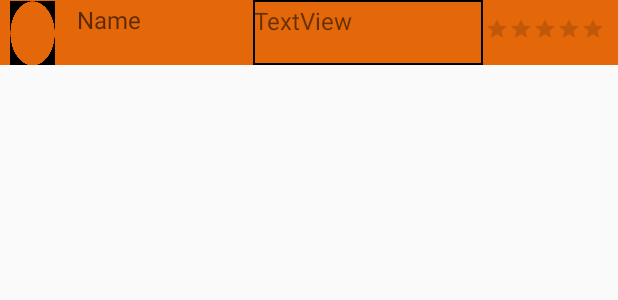
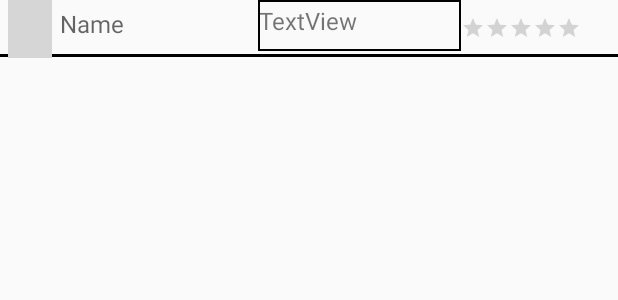
Before and after one commit to GaezOrt/SolveIt, an Android app: the layout list_view.xml on its own in the app's theme, with its tools: preview values and no code run, on a phone screen of 412 x 824 dp. Shown: the top 300 px of the screen. Run offline under Robolectric (Android 15) with nearby library versions, the phone set to English and light mode, and no system bars; grey boxes are pictures that could not be loaded.

```diff
--- a/app/src/main/java/gunner/gunner/Electricidad.java
+++ b/app/src/main/java/gunner/gunner/Electricidad.java
@@ -15,6 +15,7 @@ import android.widget.ArrayAdapter;
 import android.widget.Button;
 import android.widget.ImageView;
 import android.widget.ListView;
+import android.widget.RatingBar;
 import android.widget.TextView;
 
 import com.bumptech.glide.Glide;
@@ -52,7 +53,6 @@ public class Electricidad extends AppCompatActivity {
         setTheme(R.style.Theme_Design_NoActionBar);
         super.onCreate(savedInstanceState);
         setContentView(R.layout.electr);
-
 
         adapter = new MyListAdaptor(this,R.layout.list_view,electricistas);
         final ListView listView= (ListView) findViewById(lista);
--- a/app/src/main/java/gunner/gunner/MyListAdaptor.java
+++ b/app/src/main/java/gunner/gunner/MyListAdaptor.java
@@ -2,6 +2,9 @@ package gunner.gunner;
 
 import android.content.Context;
 import android.graphics.Bitmap;
+import android.graphics.Color;
+import android.graphics.PorterDuff;
+import android.graphics.drawable.LayerDrawable;
 import android.support.annotation.NonNull;
 import android.support.annotation.Nullable;
 import android.support.v7.widget.RecyclerView;
@@ -46,6 +49,8 @@ public class MyListAdaptor extends ArrayAdapter<Electricista> {
             viewHolder.name.setText(electricista.name);
             viewHolder.rating=(RatingBar)convertView.findViewById(R.id.MyRating);
             viewHolder.rating.setRating(electricista.promedio);
+            LayerDrawable stars = (LayerDrawable) viewHolder.rating.getProgressDrawable();
+            stars.getDrawable(2).setColorFilter(Color.YELLOW, PorterDuff.Mode.SRC_ATOP);
             viewHolder.amount=(TextView)convertView.findViewById(R.id.textView27);
             int x=(int)electricista.cantidadDeComentarios;
             viewHolder.amount.setText("Reviews: "+(x));
--- a/app/src/main/res/layout/list_view.xml
+++ b/app/src/main/res/layout/list_view.xml
@@ -4,9 +4,7 @@
     xmlns:tools="http://schemas.android.com/tools"
     android:layout_width="match_parent"
     android:layout_height="wrap_content"
-    android:descendantFocusability="blocksDescendants"
-    android:background="@color/naranja"
-    >
+    android:descendantFocusability="blocksDescendants">
 
     <RatingBar
         android:id="@+id/MyRating"
@@ -21,10 +19,10 @@
         android:stepSize="0.1"
         app:layout_constraintBottom_toBottomOf="@+id/editText4"
         app:layout_constraintEnd_toEndOf="parent"
-        app:layout_constraintHorizontal_bias="0.692"
+        app:layout_constraintHorizontal_bias="0.0"
         app:layout_constraintStart_toEndOf="@+id/editText4"
         app:layout_constraintTop_toTopOf="@+id/editText4"
-        app:layout_constraintVertical_bias="0.379" />
+        app:layout_constraintVertical_bias="0.382" />
 
     <View
         android:id="@+id/view"
@@ -37,34 +35,29 @@
 
     <ImageView
         android:id="@+id/imageView7"
-        android:layout_width="43dp"
-        android:layout_height="30dp"
+        android:layout_width="40dp"
+        android:layout_height="29dp"
         android:layout_weight="1"
-        android:foreground="@drawable/circularcrop"
         android:rotation="90"
-        android:visibility="visible"
         app:layout_constraintBottom_toBottomOf="@+id/editText4"
         app:layout_constraintStart_toStartOf="parent"
         app:layout_constraintTop_toTopOf="parent"
-        app:layout_constraintVertical_bias="0.545" />
+        app:layout_constraintVertical_bias="0.625"
+        tools:srcCompat="@tools:sample/avatars" />
 
     <TextView
         android:id="@+id/editText4"
-        android:layout_width="117dp"
-        android:layout_height="41dp"
-        android:layout_marginStart="8dp"
+        android:layout_width="131dp"
+        android:layout_height="31dp"
         android:layout_toEndOf="@+id/imageView7"
-        android:autoSizeMaxTextSize="16sp"
-        android:autoSizeMinTextSize="12sp"
-        android:autoSizeTextType="uniform"
         android:background="@drawable/empty_background"
         android:inputType="textPersonName"
         android:text="Name"
         android:textAppearance="@style/TextAppearance.AppCompat.Medium"
+        android:textSize="16sp"
         app:layout_constraintBottom_toBottomOf="parent"
         app:layout_constraintStart_toEndOf="@+id/imageView7"
-        app:layout_constraintTop_toTopOf="parent"
-        app:layout_constraintVertical_bias="1.0" />
+        app:layout_constraintTop_toTopOf="parent" />
 
     <TextView
         android:id="@+id/textView27"
@@ -77,15 +70,12 @@
 
     <TextView
         android:id="@+id/textView28"
-        android:layout_width="153dp"
-        android:layout_height="43dp"
-        android:autoSizeMaxTextSize="16sp"
-        android:autoSizeMinTextSize="10sp"
-        android:autoSizeTextType="uniform"
+        android:layout_width="135dp"
+        android:layout_height="34dp"
         android:background="@drawable/border"
         android:text="TextView"
+        android:textSize="16sp"
         app:layout_constraintEnd_toStartOf="@+id/MyRating"
-        app:layout_constraintHorizontal_bias="0.0"
         app:layout_constraintStart_toEndOf="@+id/editText4"
         app:layout_constraintTop_toTopOf="parent" />
 
```
